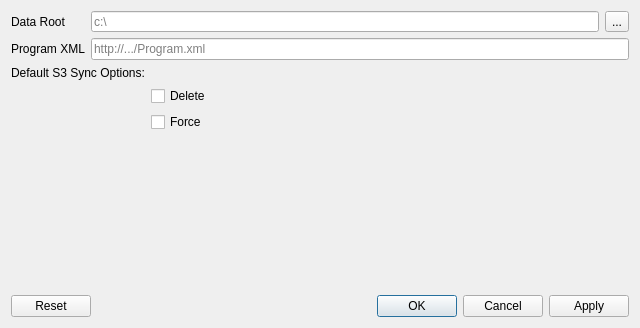
Before: the Qt Designer form ui/SettingsDialog.ui in Riverscapes/QRAVEPlugin, drawn with Qt 5.
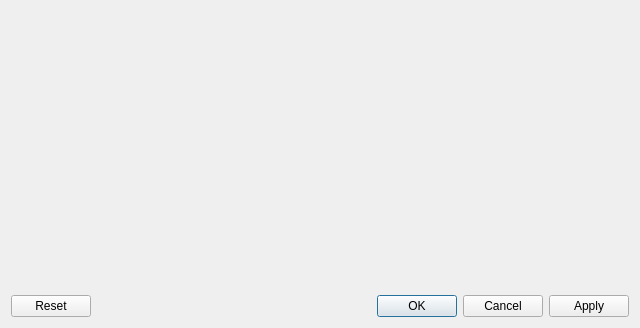
After: the same form once the commit is applied.

Diff of the .ui file:
```diff
--- a/ui/SettingsDialog.ui
+++ b/ui/SettingsDialog.ui
@@ -23,95 +23,6 @@
    <bool>false</bool>
   </property>
   <layout class="QVBoxLayout" name="verticalLayout">
-   <item>
-    <layout class="QFormLayout" name="formLayout">
-     <property name="sizeConstraint">
-      <enum>QLayout::SetNoConstraint</enum>
-     </property>
-     <item row="1" column="0">
-      <widget class="QLabel" name="label">
-       <property name="text">
-        <string>Data Root</string>
-       </property>
-      </widget>
-     </item>
-     <item row="2" column="0">
-      <widget class="QLabel" name="label_2">
-       <property name="text">
-        <string>Program XML</string>
-       </property>
-      </widget>
-     </item>
-     <item row="2" column="1">
-      <widget class="QLineEdit" name="txtProgramXMLUrl">
-       <property name="sizePolicy">
-        <sizepolicy hsizetype="Expanding" vsizetype="Fixed">
-         <horstretch>0</horstretch>
-         <verstretch>0</verstretch>
-        </sizepolicy>
-       </property>
-       <property name="minimumSize">
-        <size>
-         <width>523</width>
-         <height>0</height>
-        </size>
-       </property>
-       <property name="placeholderText">
-        <string>http://.../Program.xml</string>
-       </property>
-      </widget>
-     </item>
-     <item row="1" column="1">
-      <layout class="QHBoxLayout" name="horizontalLayout">
-       <item>
-        <widget class="QLineEdit" name="txtDataRoot">
-         <property name="minimumSize">
-          <size>
-           <width>485</width>
-           <height>21</height>
-          </size>
-         </property>
-         <property name="placeholderText">
-          <string>c:\</string>
-         </property>
-        </widget>
-       </item>
-       <item>
-        <widget class="QToolButton" name="btnDataRootBrowse">
-         <property name="text">
-          <string>...</string>
-         </property>
-        </widget>
-       </item>
-      </layout>
-     </item>
-    </layout>
-   </item>
-   <item>
-    <layout class="QFormLayout" name="formLayout_2">
-     <item row="0" column="0">
-      <widget class="QLabel" name="label_3">
-       <property name="text">
-        <string>Default S3 Sync Options:</string>
-       </property>
-      </widget>
-     </item>
-     <item row="1" column="1">
-      <widget class="QCheckBox" name="chkS3Delete">
-       <property name="text">
-        <string>Delete</string>
-       </property>
-      </widget>
-     </item>
-     <item row="2" column="1">
-      <widget class="QCheckBox" name="chkS3Force">
-       <property name="text">
-        <string>Force</string>
-       </property>
-      </widget>
-     </item>
-    </layout>
-   </item>
    <item>
     <widget class="QLabel" name="lblMsgs">
      <property name="sizePolicy">
```
